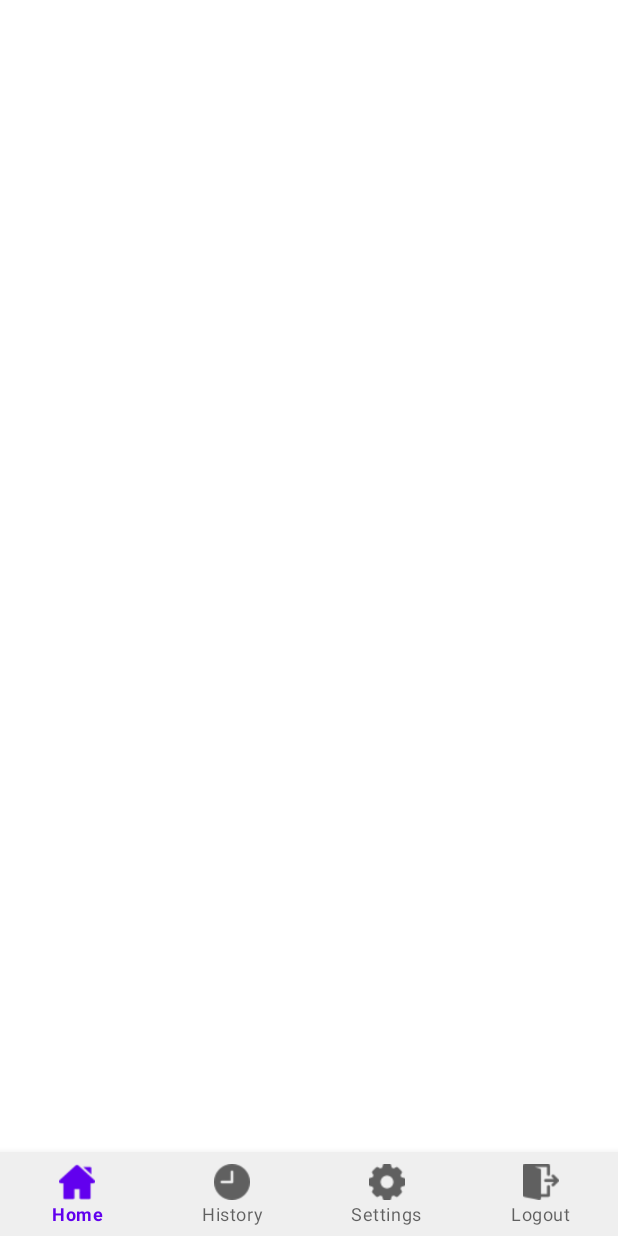
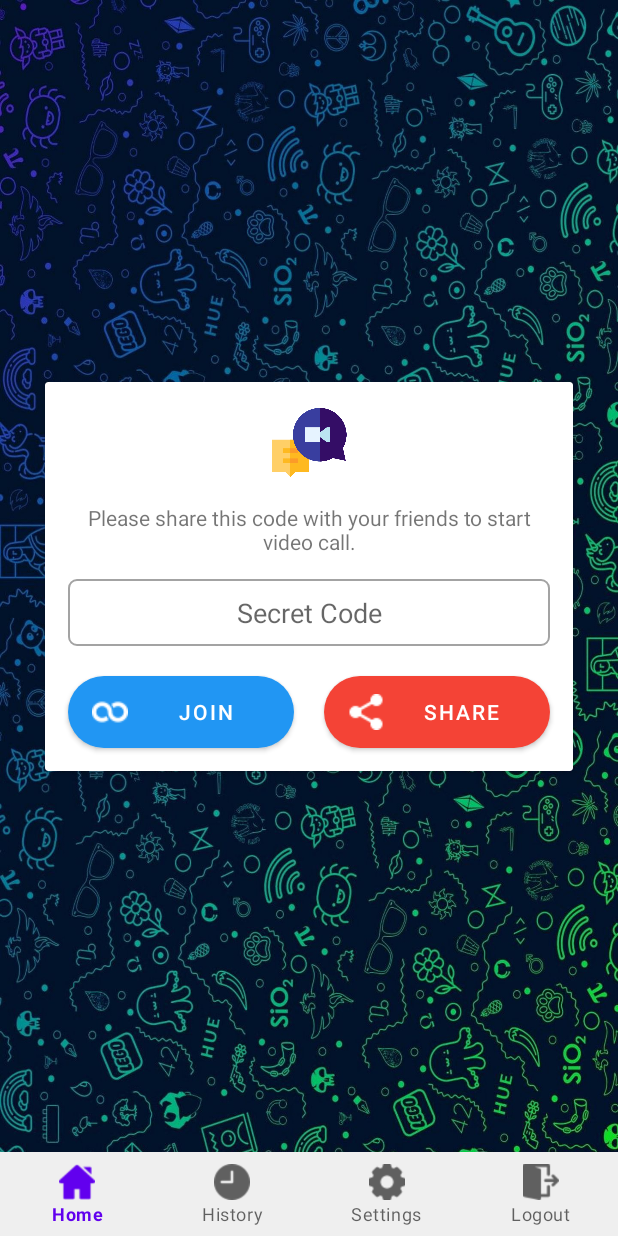
Before and after one commit to Muhammadali058/Video-Calling-App, an Android app: the layout activity_dashboard.xml on its own in the app's theme, with its tools: preview values and no code run, on a phone screen of 412 x 824 dp. Run offline under Robolectric (Android 15) with nearby library versions, the phone set to English and light mode, and no system bars; Roboto replaces fonts that are not available here.

Commit message:
Use jitsi library to integrate video call functionality

```diff
--- a/app/build.gradle
+++ b/app/build.gradle
@@ -8,7 +8,7 @@ android {
 
     defaultConfig {
         applicationId "com.example.guftgo"
-        minSdk 21
+        minSdk 23
         targetSdk 30
         versionCode 1
         versionName "1.0"
@@ -46,4 +46,6 @@ dependencies {
     implementation 'com.google.firebase:firebase-database'
     implementation 'com.google.firebase:firebase-firestore'
     implementation 'com.google.firebase:firebase-auth'
+
+    implementation ('org.jitsi.react:jitsi-meet-sdk:3.+') { transitive = true }
 }
--- a/app/src/main/res/layout/activity_dashboard.xml
+++ b/app/src/main/res/layout/activity_dashboard.xml
@@ -4,9 +4,11 @@
     xmlns:tools="http://schemas.android.com/tools"
     android:layout_width="match_parent"
     android:layout_height="match_parent"
+    android:background="@drawable/background"
     tools:context=".Activities.DashboardActivity">
 
     <com.google.android.material.bottomnavigation.BottomNavigationView
+        android:id="@+id/bottomNavigationView"
         android:layout_width="match_parent"
         android:layout_height="wrap_content"
         android:background="#EFEFEF"
@@ -14,6 +16,82 @@
         app:layout_constraintBottom_toBottomOf="parent"
         app:layout_constraintEnd_toEndOf="parent"
         app:layout_constraintStart_toStartOf="parent"
-        app:menu="@menu/menu" />
+        app:menu="@menu/menu">
+
+    </com.google.android.material.bottomnavigation.BottomNavigationView>
+
+    <androidx.cardview.widget.CardView
+        android:layout_width="match_parent"
+        android:layout_height="wrap_content"
+        android:layout_margin="30dp"
+        app:layout_constraintBottom_toTopOf="@+id/bottomNavigationView"
+        app:layout_constraintEnd_toEndOf="parent"
+        app:layout_constraintStart_toStartOf="parent"
+        app:layout_constraintTop_toTopOf="parent">
+
+        <LinearLayout
+            android:layout_width="match_parent"
+            android:layout_height="match_parent"
+            android:layout_margin="5dp"
+            android:orientation="vertical">
+
+            <ImageView
+                android:id="@+id/imageView3"
+                android:layout_width="match_parent"
+                android:layout_height="50dp"
+                android:layout_margin="10dp"
+                app:srcCompat="@drawable/meeting" />
+
+            <TextView
+                android:id="@+id/textView2"
+                android:layout_width="match_parent"
+                android:layout_height="wrap_content"
+                android:layout_margin="5dp"
+                android:gravity="center"
+                android:text="Please share this code with your friends to start video call." />
+
+            <EditText
+                android:id="@+id/secretCode"
+                android:layout_width="match_parent"
+                android:layout_height="wrap_content"
+                android:layout_margin="10dp"
+                android:background="@drawable/textbox"
+                android:ems="10"
+                android:gravity="center"
+                android:hint="Secret Code"
+                android:inputType="textPersonName"
+                android:padding="10dp" />
+
+            <LinearLayout
+                android:layout_width="match_parent"
+                android:layout_height="match_parent"
+                android:orientation="horizontal">
+
+                <Button
+                    android:id="@+id/joinBtn"
+                    android:layout_width="match_parent"
+                    android:layout_height="wrap_content"
+                    android:layout_margin="10dp"
+                    android:layout_weight="1"
+                    android:background="@drawable/button_style_rounded"
+                    android:drawableLeft="@drawable/join"
+                    android:text="Join"
+                    app:backgroundTint="@null" />
+
+                <Button
+                    android:id="@+id/shareBtn"
+                    android:layout_width="match_parent"
+                    android:layout_height="wrap_content"
+                    android:layout_margin="10dp"
+                    android:layout_weight="1"
+                    android:background="@drawable/button_style_rounded_2"
+                    android:drawableLeft="@drawable/share"
+                    android:text="Share"
+                    app:backgroundTint="@null" />
+
+            </LinearLayout>
+
+        </LinearLayout>
+    </androidx.cardview.widget.CardView>
 
 </androidx.constraintlayout.widget.ConstraintLayout>
--- a/settings.gradle
+++ b/settings.gradle
@@ -4,6 +4,9 @@ dependencyResolutionManagement {
         google()
         mavenCentral()
         jcenter() // Warning: this repository is going to shut down soon
+        maven {
+            url "https://github.com/jitsi/jitsi-maven-repository/raw/master/releases"
+        }
     }
 }
 rootProject.name = "Guftgo"
```
Also changed, not shown: app/src/main/java/com/example/guftgo/Activities/DashboardActivity.java (+34 -0 lines), app/src/main/java/com/example/guftgo/Activities/LoginActivity.java (+13 -1 lines), app/src/main/java/com/example/guftgo/Activities/MainActivity.java (+9 -0 lines).
